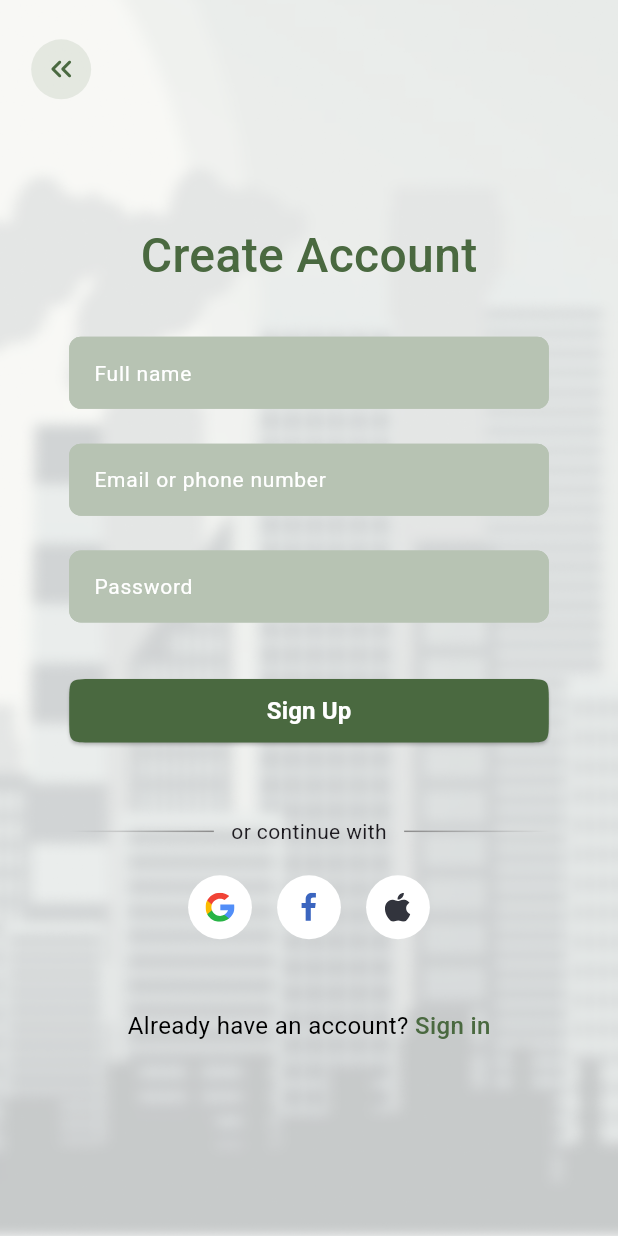
After one commit to ahmedalnagdy18/saknly, a Flutter app: the CreateAccPage screen opened directly, on a phone screen of 412 x 824 dp. The commit adds this screen. Run offline on Flutter 3.47's test engine with Material 3 defaults, Android fonts, the phone set to English and light mode, and no system bars; our stand-ins replace dots_indicator, flutter_screenutil, flutter_svg, fluttertoast, internet_connection_checker.

Commit message:
finish login & register ui page

```diff
--- /dev/null
+++ b/lib/core/common/app_textfield.dart
@@ -0,0 +1,136 @@
+import 'package:flutter/material.dart';
+import 'package:flutter/services.dart';
+import 'package:flutter_screenutil/flutter_screenutil.dart';
+import 'package:saknly/core/colors/app_colors.dart';
+import 'package:saknly/core/fonts/app_text.dart';
+
+class AppTextField extends StatelessWidget {
+  final String? hintText;
+  final Widget? suffixIcon;
+  final Widget? prefixIcon;
+  final bool? obscureText;
+  final TextInputType? keyboardType;
+  final TextEditingController? controller;
+  final String? Function(String?)? validator;
+  final int? maxLines;
+  final String? label;
+  final Function(String)? onChanged;
+  final List<TextInputFormatter>? inputFormatters;
+  final TextStyle? errorStyle;
+  final int? maxLength;
+  final double? raduisSize;
+  final String? counterText;
+  final FocusNode? focusNode;
+  final bool? autofocus;
+  final bool? readOnly;
+  final Color? hintTextColor;
+  final Function(String)? onFieldSubmitted;
+  final AutovalidateMode? autovalidateMode;
+  final double? hintFontSize;
+  final Color? fillColor;
+
+  const AppTextField({
+    super.key,
+    this.hintText,
+    this.suffixIcon,
+    this.obscureText,
+    this.controller,
+    this.prefixIcon,
+    this.keyboardType,
+    this.validator,
+    this.maxLines,
+    this.label,
+    this.onChanged,
+    this.inputFormatters,
+    this.errorStyle,
+    this.maxLength,
+    this.raduisSize,
+    this.counterText,
+    this.focusNode,
+    this.autofocus,
+    this.readOnly,
+    this.hintTextColor,
+    this.onFieldSubmitted,
+    this.autovalidateMode,
+    this.hintFontSize,
+    this.fillColor,
+  });
+
+  @override
+  Widget build(BuildContext context) {
+    return TextFormField(
+      contextMenuBuilder: (context, editableTextState) {
+        if (readOnly == true) {
+          return const SizedBox.shrink();
+        }
+        return AdaptiveTextSelectionToolbar.editableText(
+          editableTextState: editableTextState,
+        );
+      },
+      autovalidateMode: autovalidateMode,
+      cursorColor: AppColors.green10,
+      onFieldSubmitted: onFieldSubmitted,
+      readOnly: readOnly ?? false,
+      autofocus: autofocus ?? false,
+      focusNode: focusNode,
+      style: AppTexts.regularBody,
+      onChanged: onChanged,
+      obscureText: obscureText ?? false,
+      maxLength: maxLength,
+      maxLines: maxLines ?? 1,
+      minLines: 1,
+      controller: controller,
+      validator: validator,
+      inputFormatters: inputFormatters,
+      keyboardType: keyboardType,
+      decoration: InputDecoration(
+        contentPadding: EdgeInsets.symmetric(vertical: 10.h, horizontal: 12.w),
+        labelText: label,
+        labelStyle: TextStyle(
+          fontSize: 14,
+          fontWeight: FontWeight.w400,
+          color: Colors.grey,
+        ),
+        counterText: counterText,
+        errorBorder: OutlineInputBorder(
+          borderRadius: BorderRadius.circular(raduisSize ?? 8.r),
+          borderSide: BorderSide(
+            color: Colors.red,
+          ),
+        ),
+
+        errorStyle: errorStyle,
+        //  AppTexts.small.copyWith(
+        //   color: AppColors.errorColor,
+        //   overflow: TextOverflow.visible,
+        // ),
+        focusedErrorBorder: OutlineInputBorder(
+          borderSide: BorderSide(
+            color: AppColors.green4,
+          ),
+        ),
+        focusedBorder: OutlineInputBorder(
+          borderRadius: BorderRadius.circular(raduisSize ?? 8.r),
+          borderSide: BorderSide(color: AppColors.green4),
+        ),
+        enabledBorder: OutlineInputBorder(
+          borderRadius: BorderRadius.circular(raduisSize ?? 8.r),
+          borderSide: BorderSide(
+            color: AppColors.green4,
+          ),
+        ),
+
+        prefixIcon: prefixIcon,
+        suffixIcon: suffixIcon,
+        hintText: hintText,
+        filled: true,
+        fillColor: fillColor ?? AppColors.green4,
+        hintStyle: TextStyle(
+          fontSize: hintFontSize ?? 14,
+          fontWeight: FontWeight.w400,
+          color: hintTextColor ?? Colors.white,
+        ),
+      ),
+    );
+  }
+}
--- /dev/null
+++ b/lib/core/common/buttons.dart
@@ -0,0 +1,54 @@
+import 'package:flutter/material.dart';
+import 'package:flutter_screenutil/flutter_screenutil.dart';
+import 'package:saknly/core/colors/app_colors.dart';
+import 'package:saknly/core/fonts/app_text.dart';
+
+class MainAppButton extends StatelessWidget {
+  const MainAppButton({
+    super.key,
+    required this.onPressed,
+    required this.text,
+    this.icon,
+    this.padding,
+    this.bouttonWidth,
+    this.backgroundColor,
+  });
+  final void Function()? onPressed;
+  final String? text;
+  final Widget? icon;
+  final double? bouttonWidth;
+  final EdgeInsetsGeometry? padding;
+  final Color? backgroundColor;
+  @override
+  Widget build(BuildContext context) {
+    return Padding(
+      padding: padding ?? EdgeInsetsGeometry.zero,
+      child: ElevatedButton.icon(
+        style: ButtonStyle(
+          padding: WidgetStatePropertyAll(
+            EdgeInsetsGeometry.symmetric(vertical: 10.h),
+          ),
+          minimumSize: WidgetStatePropertyAll(Size(bouttonWidth ?? 0, 40)),
+          backgroundColor: WidgetStatePropertyAll(
+            backgroundColor ?? AppColors.green10,
+          ),
+          iconColor: WidgetStatePropertyAll(Colors.white),
+          shape: WidgetStatePropertyAll(
+            ContinuousRectangleBorder(
+              borderRadius: BorderRadiusGeometry.circular(16),
+            ),
+          ),
+        ),
+        onPressed: onPressed,
+        label: Text(
+          text ?? "",
+          style: AppTexts.regularBody.copyWith(
+            fontWeight: FontWeight.w700,
+          ),
+        ),
+        icon: icon,
+        iconAlignment: IconAlignment.end,
+      ),
+    );
+  }
+}
--- a/lib/core/fonts/app_text.dart
+++ b/lib/core/fonts/app_text.dart
@@ -25,9 +25,10 @@ class AppTexts {
   // body
 
   static TextStyle regularBody = TextStyle(
+    fontFamily: 'Roboto',
     fontSize: 16,
-    color: Colors.black,
-    fontWeight: FontWeight.normal,
+    color: Colors.white,
+    fontWeight: FontWeight.w400,
   );
 
   static TextStyle meduimBody = TextStyle(
--- /dev/null
+++ b/lib/features/authentication/screens/create_acc_page.dart
@@ -0,0 +1,77 @@
+import 'package:flutter/material.dart';
+import 'package:flutter_screenutil/flutter_screenutil.dart';
+import 'package:saknly/core/colors/app_colors.dart';
+import 'package:saknly/features/authentication/widgets/auth_body_widget.dart';
+
+class CreateAccPage extends StatefulWidget {
+  const CreateAccPage({super.key});
+
+  @override
+  State<CreateAccPage> createState() => _CreateAccPageState();
+}
+
+class _CreateAccPageState extends State<CreateAccPage> {
+  final TextEditingController fullNameController = TextEditingController();
+  final TextEditingController emailOrPhController = TextEditingController();
+  final TextEditingController passwordController = TextEditingController();
+
+  @override
+  Widget build(BuildContext context) {
+    return Scaffold(
+      resizeToAvoidBottomInset: false,
+      backgroundColor: Colors.white,
+      body: Stack(
+        children: [
+          SizedBox(
+            width: double.infinity,
+            height: double.infinity,
+            child: Image.asset(
+              "assets/images/auth_bg.png",
+              fit: BoxFit.fill,
+            ),
+          ),
+          Padding(
+            padding: EdgeInsets.symmetric(vertical: 23.h, horizontal: 16.w),
+            child: SingleChildScrollView(
+              child: SafeArea(
+                child: Column(
+                  crossAxisAlignment: CrossAxisAlignment.start,
+                  children: [
+                    IconButton(
+                      disabledColor: Colors.transparent,
+                      color: AppColors.green10,
+                      style: ButtonStyle(
+                        backgroundColor: WidgetStatePropertyAll(
+                          AppColors.green6.withAlpha(50),
+                        ),
+                      ),
+                      onPressed: () {
+                        Navigator.pop(context);
+                      },
+                      icon: Icon(
+                        Icons.keyboard_double_arrow_left_rounded,
+                      ),
+                    ),
+                    SizedBox(height: 80.h),
+                    Center(
+                      child: Padding(
+                        padding: EdgeInsets.symmetric(horizontal: 28.w),
+                        child: AuthBodyWidget(
+                          isLoginPage: false,
+                          fullNameController: fullNameController,
+                          emailOrPhController: emailOrPhController,
+                          passwordController: passwordController,
+                          buttonPressed: () {},
+                        ),
+                      ),
+                    ),
+                  ],
+                ),
+              ),
+            ),
+          ),
+        ],
+      ),
+    );
+  }
+}
--- /dev/null
+++ b/lib/features/authentication/screens/login_page.dart
@@ -0,0 +1,75 @@
+import 'package:flutter/material.dart';
+import 'package:flutter_screenutil/flutter_screenutil.dart';
+import 'package:saknly/core/colors/app_colors.dart';
+import 'package:saknly/features/authentication/widgets/auth_body_widget.dart';
+
+class LoginPage extends StatefulWidget {
+  const LoginPage({super.key});
+
+  @override
+  State<LoginPage> createState() => _LoginPageState();
+}
+
+class _LoginPageState extends State<LoginPage> {
+  final TextEditingController emailOrPhController = TextEditingController();
+  final TextEditingController passwordController = TextEditingController();
+
+  @override
+  Widget build(BuildContext context) {
+    return Scaffold(
+      resizeToAvoidBottomInset: false,
+      backgroundColor: Colors.white,
+      body: Stack(
+        children: [
+          SizedBox(
+            width: double.infinity,
+            height: double.infinity,
+            child: Image.asset(
+              "assets/images/auth_bg.png",
+              fit: BoxFit.fill,
+            ),
+          ),
+          Padding(
+            padding: EdgeInsets.symmetric(vertical: 23.h, horizontal: 16.w),
+            child: SingleChildScrollView(
+              child: SafeArea(
+                child: Column(
+                  crossAxisAlignment: CrossAxisAlignment.start,
+                  children: [
+                    IconButton(
+                      disabledColor: Colors.transparent,
+                      color: AppColors.green10,
+                      style: ButtonStyle(
+                        backgroundColor: WidgetStatePropertyAll(
+                          AppColors.green6.withAlpha(50),
+                        ),
+                      ),
+                      onPressed: () {
+                        Navigator.pop(context);
+                      },
+                      icon: Icon(
+                        Icons.keyboard_double_arrow_left_rounded,
+                      ),
+                    ),
+                    SizedBox(height: 80.h),
+                    Center(
+                      child: Padding(
+                        padding: EdgeInsets.symmetric(horizontal: 28.w),
+                        child: AuthBodyWidget(
+                          isLoginPage: true,
+                          emailOrPhController: emailOrPhController,
+                          passwordController: passwordController,
+                          buttonPressed: () {},
+                        ),
+                      ),
+                    ),
+                  ],
+                ),
+              ),
+            ),
+          ),
+        ],
+      ),
+    );
+  }
+}
--- /dev/null
+++ b/lib/features/authentication/widgets/auth_body_widget.dart
@@ -0,0 +1,191 @@
+import 'package:flutter/material.dart';
+import 'package:flutter_screenutil/flutter_screenutil.dart';
+import 'package:flutter_svg/svg.dart';
+import 'package:saknly/core/colors/app_colors.dart';
+import 'package:saknly/core/common/app_textfield.dart';
+import 'package:saknly/core/common/buttons.dart';
+import 'package:saknly/core/fonts/app_text.dart';
+import 'package:saknly/features/authentication/screens/create_acc_page.dart';
+import 'package:saknly/features/authentication/screens/login_page.dart';
+
+class AuthBodyWidget extends StatelessWidget {
+  const AuthBodyWidget({
+    super.key,
+    required this.isLoginPage,
+    required this.buttonPressed,
+    this.fullNameController,
+    required this.emailOrPhController,
+    required this.passwordController,
+  });
+  final bool isLoginPage;
+  final void Function() buttonPressed;
+  final TextEditingController? fullNameController;
+  final TextEditingController emailOrPhController;
+  final TextEditingController passwordController;
+  @override
+  Widget build(BuildContext context) {
+    return Column(
+      children: [
+        Text(
+          isLoginPage != true ? "Create Account" : "Sign in ",
+          style: TextStyle(
+            fontFamily: 'Roboto',
+            fontSize: 32,
+            fontWeight: FontWeight.w500,
+            color: AppColors.green10,
+          ),
+        ),
+        SizedBox(height: 32.h),
+        if (isLoginPage != true) ...[
+          AppTextField(
+            controller: fullNameController,
+            hintText: 'Full name ',
+          ),
+          SizedBox(height: 24.h),
+        ],
+        AppTextField(
+          controller: emailOrPhController,
+          hintText: 'Email or phone number',
+        ),
+        SizedBox(height: 24.h),
+        AppTextField(
+          controller: passwordController,
+          hintText: 'Password',
+        ),
+        SizedBox(height: 36.h),
+        MainAppButton(
+          bouttonWidth: double.infinity,
+          text: isLoginPage != true ? 'Sign Up' : 'Sign in',
+          onPressed: buttonPressed,
+        ),
+        SizedBox(height: 48.h),
+        Row(
+          crossAxisAlignment: CrossAxisAlignment.center,
+          children: [
+            Expanded(
+              child: Container(
+                height: 1.h,
+                width: double.infinity,
+                decoration: BoxDecoration(
+                  gradient: LinearGradient(
+                    colors: [
+                      const Color.fromARGB(
+                        0,
+                        143,
+                        143,
+                        143,
+                      ),
+                      Color(0xFF8B8B8B),
+                    ],
+                  ),
+                ),
+              ),
+            ),
+            Padding(
+              padding: EdgeInsets.symmetric(
+                horizontal: 11.w,
+              ),
+              child: Text("or continue with"),
+            ),
+            Expanded(
+              child: Container(
+                width: double.infinity,
+                height: 1.h,
+                decoration: BoxDecoration(
+                  gradient: LinearGradient(
+                    colors: [
+                      Color(0xFF8B8B8B),
+                      const Color.fromARGB(
+                        0,
+                        143,
+                        143,
+                        143,
+                      ),
+                    ],
+                  ),
+                ),
+              ),
+            ),
+          ],
+        ),
+        SizedBox(height: 20.h),
+        Row(
+          crossAxisAlignment: CrossAxisAlignment.center,
+          mainAxisAlignment: MainAxisAlignment.center,
+          children: [
+            _socielIconWidget(
+              image: "assets/images/google_icon.svg",
+            ),
+            SizedBox(width: 16.w),
+            _socielIconWidget(
+              image: "assets/images/facebook_logo.svg",
+            ),
+            SizedBox(width: 16.w),
+            _socielIconWidget(
+              image: "assets/images/apple_icon.svg",
+            ),
+          ],
+        ),
+        SizedBox(height: 48.h),
+        Row(
+          crossAxisAlignment: CrossAxisAlignment.center,
+          mainAxisAlignment: MainAxisAlignment.center,
+          children: [
+            Text(
+              isLoginPage != true
+                  ? 'Already have an account? '
+                  : 'Don’t have account? ',
+              style: AppTexts.regularBody.copyWith(
+                color: Colors.black,
+              ),
+            ),
+            InkWell(
+              onTap: () {
+                if (isLoginPage == true) {
+                  Navigator.push(
+                    context,
+                    MaterialPageRoute(
+                      builder: (context) => CreateAccPage(),
+                    ),
+                  );
+                }
+                if (isLoginPage != true) {
+                  Navigator.push(
+                    context,
+                    MaterialPageRoute(
+                      builder: (context) => LoginPage(),
+                    ),
+                  );
+                }
+              },
+              child: Text(
+                isLoginPage != true ? "Sign in" : "Sign up",
+                style: AppTexts.regularBody.copyWith(
+                  color: AppColors.green10,
+                  fontWeight: FontWeight.w500,
+                ),
+              ),
+            ),
+          ],
+        ),
+      ],
+    );
+  }
+}
+
+Widget _socielIconWidget({required String image}) {
+  return Container(
+    padding: EdgeInsets.all(12).r,
+    clipBehavior: Clip.antiAlias,
+    width: 44.r,
+    height: 44.r,
+    decoration: BoxDecoration(
+      shape: BoxShape.circle,
+      color: Colors.white,
+    ),
+    child: SvgPicture.asset(
+      image,
+      fit: BoxFit.contain,
+    ),
+  );
+}
--- a/lib/features/onboarding/widgets/info_box_widget.dart
+++ b/lib/features/onboarding/widgets/info_box_widget.dart
@@ -2,6 +2,7 @@ import 'package:dots_indicator/dots_indicator.dart';
 import 'package:flutter/material.dart';
 import 'package:flutter_screenutil/flutter_screenutil.dart';
 import 'package:saknly/core/colors/app_colors.dart';
+import 'package:saknly/features/authentication/screens/create_acc_page.dart';
 import 'package:saknly/features/onboarding/widgets/onboarding_model.dart';
 
 class InfoBoxWidget extends StatelessWidget {
@@ -123,7 +124,14 @@ class InfoBoxWidget extends StatelessWidget {
                             AppColors.green10,
                           ),
                         ),
-                        onPressed: () {},
+                        onPressed: () {
+                          Navigator.push(
+                            context,
+                            MaterialPageRoute(
+                              builder: (context) => CreateAccPage(),
+                            ),
+                          );
+                        },
                         child: Text(
                           "Lets Go",
                           style: TextStyle(
```
Also changed, not shown: assets/images/apple_icon.svg (added), assets/images/auth_bg.png (added), assets/images/facebook_logo.svg (added), assets/images/google_icon.svg (added).
